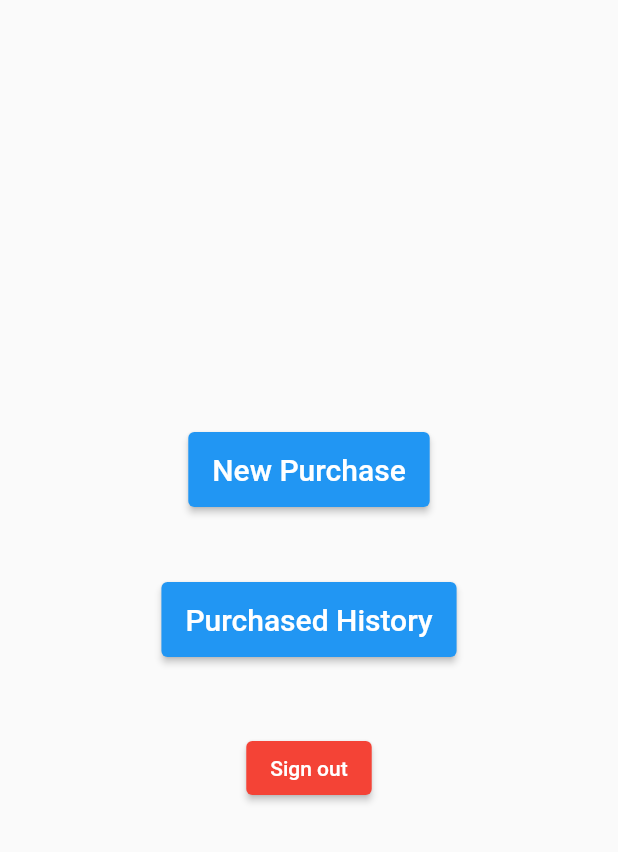
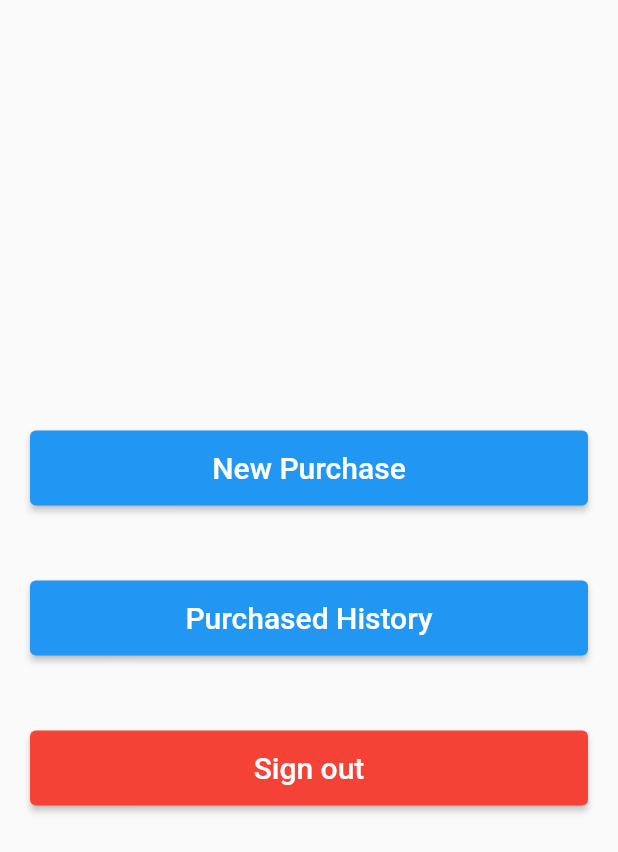
Before and after one commit to anjanarodrigoz/qmart, a Flutter app: the HomePage screen opened directly, on a phone screen of 412 x 824 dp. Shown: the top 852 px of the screen. Run offline on Flutter 3.47's test engine with Material 2 defaults, Android fonts, the phone set to English and light mode, and no system bars; our stand-ins replace firebase_core, get, simple_animations; missing offline and left inert: image_network; accounts and stored records are empty.

Commit message:
update home page

```diff
--- a/lib/pages/home_page.dart
+++ b/lib/pages/home_page.dart
@@ -13,8 +13,11 @@ class HomePage extends StatelessWidget {
     return Scaffold(
       body: Center(
         child: Column(mainAxisAlignment: MainAxisAlignment.center, children: [
-          SizedBox(
+          Padding(
+            padding: const EdgeInsets.symmetric(horizontal: 20.0),
+            child: SizedBox(
               height: 50.0,
+              width: double.infinity,
               child: ElevatedButton(
                 onPressed: () {
                   Get.to(() => const ShopPage());
@@ -25,11 +28,15 @@ class HomePage extends StatelessWidget {
                 ),
               ),
             ),
+          ),
           const SizedBox(
             height: 50.0,
           ),
-          SizedBox(
+          Padding(
+            padding: const EdgeInsets.symmetric(horizontal: 20.0),
+            child: SizedBox(
               height: 50.0,
+              width: double.infinity,
               child: ElevatedButton(
                 onPressed: () {
                   Get.to(() => const HistoryPage());
@@ -40,13 +47,24 @@ class HomePage extends StatelessWidget {
                 ),
               ),
             ),
+          ),
           const SizedBox(height: 50.0),
-          ElevatedButton(
+          Padding(
+            padding: const EdgeInsets.symmetric(horizontal: 20.0),
+            child: SizedBox(
+              height: 50.0,
+              width: double.infinity,
+              child: ElevatedButton(
                 style: ElevatedButton.styleFrom(backgroundColor: Colors.red),
                 onPressed: () {
                   Get.to(() => const LoginPage());
                 },
-            child: const Text('Sign out'),
+                child: const Text(
+                  'Sign out',
+                  style: TextStyle(fontSize: 20.0),
+                ),
+              ),
+            ),
           )
         ]),
       ),
```
Lines whose indentation alone changed are shown as unchanged.
